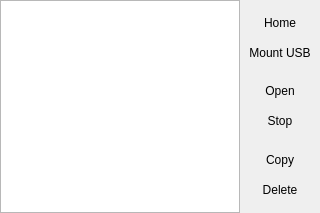
This is cbcui/ui/FileManager.ui in kipr/cbc as Qt 5 draws it before an edit. The edited form follows.
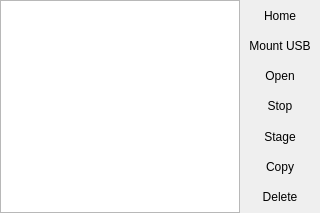
This is the edited form. Icons and pictures are not drawn.

The edit to the form file:
```diff
--- a/cbcui/ui/FileManager.ui
+++ b/cbcui/ui/FileManager.ui
@@ -215,6 +215,44 @@
        </property>
       </spacer>
      </item>
+     <item>
+      <widget class="QPushButton" name="ui_stage">
+       <property name="minimumSize">
+        <size>
+         <width>80</width>
+         <height>30</height>
+        </size>
+       </property>
+       <property name="styleSheet">
+        <string notr="true">QPushButton{
+border:0px;
+background-image:url(:/actions/rivet80x30L.png);
+color:black;
+}
+QPushButton:pressed{
+border:0px;
+background-image:url(:/actions/rivet80x30D.png);
+color:white;
+}</string>
+       </property>
+       <property name="text">
+        <string>Stage</string>
+       </property>
+      </widget>
+     </item>
+     <item>
+      <spacer name="verticalSpacer">
+       <property name="orientation">
+        <enum>Qt::Vertical</enum>
+       </property>
+       <property name="sizeHint" stdset="0">
+        <size>
+         <width>20</width>
+         <height>40</height>
+        </size>
+       </property>
+      </spacer>
+     </item>
      <item>
       <widget class="QPushButton" name="ui_copyButton">
        <property name="minimumSize">
```
